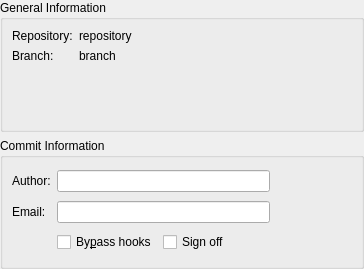
Before: the Qt Designer form src/plugins/git/gitsubmitpanel.ui in qt-creator/qt-creator, drawn with Qt 5.
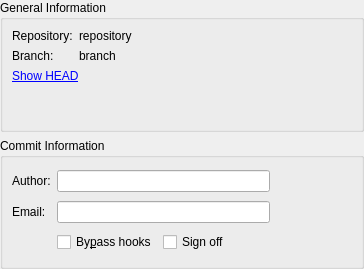
After: the same form once the commit is applied.

Commit message:
Git: Add "Show HEAD" link in amend commit editor
Fixes: QTCREATORBUG-25004

Diff of the .ui file:
```diff
--- a/src/plugins/git/gitsubmitpanel.ui
+++ b/src/plugins/git/gitsubmitpanel.ui
@@ -60,6 +60,13 @@
         </property>
        </widget>
       </item>
+      <item row="2" column="0" colspan="2">
+       <widget class="QLabel" name="showHeadLabel">
+        <property name="text">
+         <string>&lt;a href=&quot;head&quot;&gt;Show HEAD&lt;/a&gt;</string>
+        </property>
+       </widget>
+      </item>
      </layout>
     </widget>
    </item>
```
The commit also changes 1 other file.
